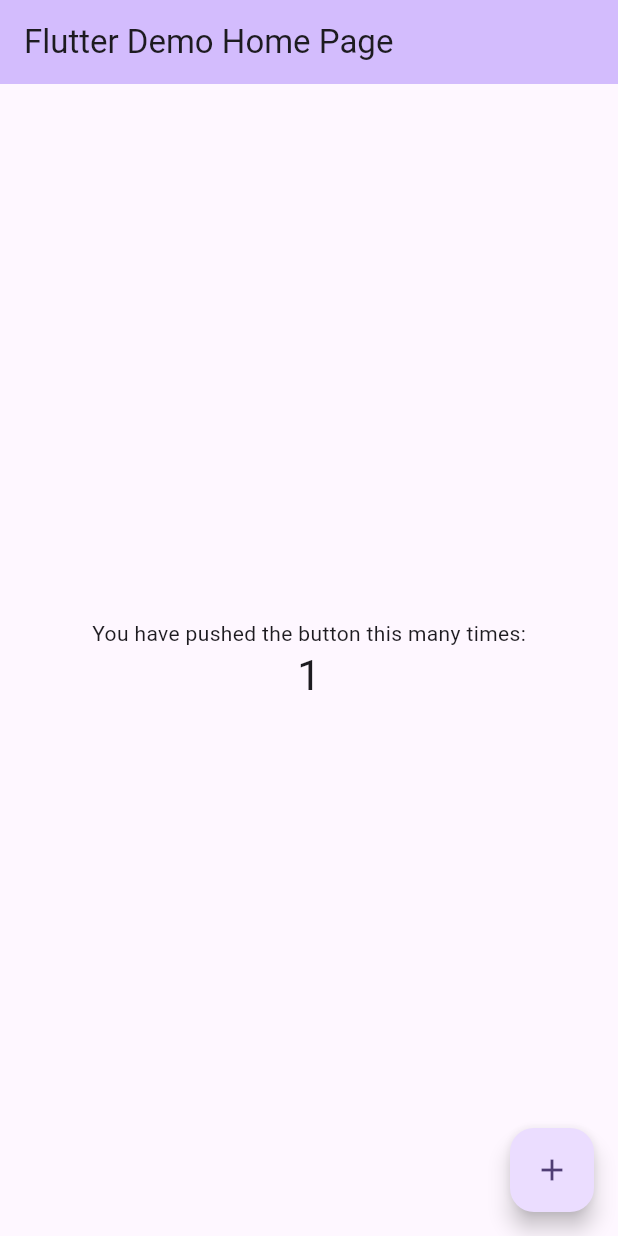
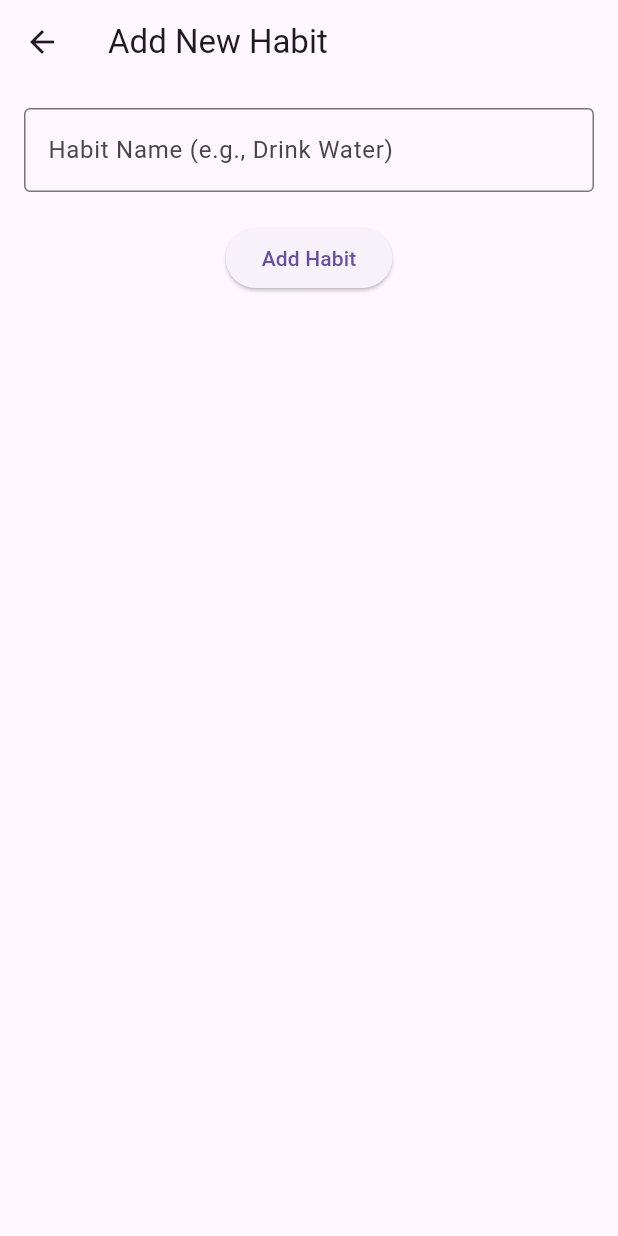
Before and after one commit to N0daF/habit_track, a Flutter app: the screen it shows after launch, after a tap on the "add" icon, on a phone screen of 412 x 824 dp. Run offline on Flutter 3.47's test engine with Material 3 defaults, Android fonts, the phone set to English and light mode, and no system bars; our stand-ins replace sqflite; accounts and stored records are empty.

Commit message:
first look

```diff
--- a/lib/main.dart
+++ b/lib/main.dart
@@ -1,122 +1,32 @@
 import 'package:flutter/material.dart';
+import 'package:provider/provider.dart';
+import 'screens/home_screen.dart';
+import 'screens/add_habit_screen.dart';
+import 'providers/habit_provider.dart';
 
 void main() {
-  runApp(const MyApp());
+  runApp(
+    ChangeNotifierProvider(
+      create: (context) => HabitProvider(),
+      child: MyApp(),
+    ),
+  );
 }
 
 class MyApp extends StatelessWidget {
-  const MyApp({super.key});
-
-  // This widget is the root of your application.
   @override
   Widget build(BuildContext context) {
     return MaterialApp(
-      title: 'Flutter Demo',
+      title: 'Habit Tracker',
       theme: ThemeData(
-        // This is the theme of your application.
-        //
-        // TRY THIS: Try running your application with "flutter run". You'll see
-        // the application has a purple toolbar. Then, without quitting the app,
-        // try changing the seedColor in the colorScheme below to Colors.green
-        // and then invoke "hot reload" (save your changes or press the "hot
-        // reload" button in a Flutter-supported IDE, or press "r" if you used
-        // the command line to start the app).
-        //
-        // Notice that the counter didn't reset back to zero; the application
-        // state is not lost during the reload. To reset the state, use hot
-        // restart instead.
-        //
-        // This works for code too, not just values: Most code changes can be
-        // tested with just a hot reload.
-        colorScheme: ColorScheme.fromSeed(seedColor: Colors.deepPurple),
+        primarySwatch: Colors.blue,
+        visualDensity: VisualDensity.adaptivePlatformDensity,
       ),
-      home: const MyHomePage(title: 'Flutter Demo Home Page'),
+      initialRoute: '/',
+      routes: {
+        '/': (context) => HomeScreen(),
+        '/add-habit': (context) => AddHabitScreen(),
+      },
     );
   }
 }
-
-class MyHomePage extends StatefulWidget {
-  const MyHomePage({super.key, required this.title});
-
-  // This widget is the home page of your application. It is stateful, meaning
-  // that it has a State object (defined below) that contains fields that affect
-  // how it looks.
-
-  // This class is the configuration for the state. It holds the values (in this
-  // case the title) provided by the parent (in this case the App widget) and
-  // used by the build method of the State. Fields in a Widget subclass are
-  // always marked "final".
-
-  final String title;
-
-  @override
-  State<MyHomePage> createState() => _MyHomePageState();
-}
-
-class _MyHomePageState extends State<MyHomePage> {
-  int _counter = 0;
-
-  void _incrementCounter() {
-    setState(() {
-      // This call to setState tells the Flutter framework that something has
-      // changed in this State, which causes it to rerun the build method below
-      // so that the display can reflect the updated values. If we changed
-      // _counter without calling setState(), then the build method would not be
-      // called again, and so nothing would appear to happen.
-      _counter++;
-    });
-  }
-
-  @override
-  Widget build(BuildContext context) {
-    // This method is rerun every time setState is called, for instance as done
-    // by the _incrementCounter method above.
-    //
-    // The Flutter framework has been optimized to make rerunning build methods
-    // fast, so that you can just rebuild anything that needs updating rather
-    // than having to individually change instances of widgets.
-    return Scaffold(
-      appBar: AppBar(
-        // TRY THIS: Try changing the color here to a specific color (to
-        // Colors.amber, perhaps?) and trigger a hot reload to see the AppBar
-        // change color while the other colors stay the same.
-        backgroundColor: Theme.of(context).colorScheme.inversePrimary,
-        // Here we take the value from the MyHomePage object that was created by
-        // the App.build method, and use it to set our appbar title.
-        title: Text(widget.title),
-      ),
-      body: Center(
-        // Center is a layout widget. It takes a single child and positions it
-        // in the middle of the parent.
-        child: Column(
-          // Column is also a layout widget. It takes a list of children and
-          // arranges them vertically. By default, it sizes itself to fit its
-          // children horizontally, and tries to be as tall as its parent.
-          //
-          // Column has various properties to control how it sizes itself and
-          // how it positions its children. Here we use mainAxisAlignment to
-          // center the children vertically; the main axis here is the vertical
-          // axis because Columns are vertical (the cross axis would be
-          // horizontal).
-          //
-          // TRY THIS: Invoke "debug painting" (choose the "Toggle Debug Paint"
-          // action in the IDE, or press "p" in the console), to see the
-          // wireframe for each widget.
-          mainAxisAlignment: MainAxisAlignment.center,
-          children: <Widget>[
-            const Text('You have pushed the button this many times:'),
-            Text(
-              '$_counter',
-              style: Theme.of(context).textTheme.headlineMedium,
-            ),
-          ],
-        ),
-      ),
-      floatingActionButton: FloatingActionButton(
-        onPressed: _incrementCounter,
-        tooltip: 'Increment',
-        child: const Icon(Icons.add),
-      ), // This trailing comma makes auto-formatting nicer for build methods.
-    );
-  }
-}
--- /dev/null
+++ b/lib/models/habit.dart
@@ -0,0 +1,23 @@
+class Habit {
+  final int? id;
+  final String name;
+  final double progress;
+
+  Habit({this.id, required this.name, required this.progress});
+
+  Map<String, dynamic> toMap() {
+    return {
+      'id': id,
+      'name': name,
+      'progress': progress,
+    };
+  }
+
+  factory Habit.fromMap(Map<String, dynamic> map) {
+    return Habit(
+      id: map['id'],
+      name: map['name'],
+      progress: map['progress'],
+    );
+  }
+}
--- /dev/null
+++ b/lib/providers/habit_provider.dart
@@ -0,0 +1,31 @@
+import 'package:flutter/material.dart';
+import '../models/habit.dart';
+import '../services/database_helper.dart';
+
+class HabitProvider with ChangeNotifier {
+  List<Habit> _habits = [];
+
+  List<Habit> get habits => _habits;
+
+  HabitProvider() {
+    fetchHabits();
+  }
+
+  Future<void> fetchHabits() async {
+    _habits = await DatabaseHelper.instance.getHabits();
+    notifyListeners();
+  }
+
+  Future<void> addHabit(String name) async {
+    final habit = Habit(name: name, progress: 0.0);
+    await DatabaseHelper.instance.insertHabit(habit);
+    await fetchHabits();
+  }
+
+  Future<void> updateProgress(int id, double progress) async {
+    final habit = _habits.firstWhere((h) => h.id == id);
+    final updatedHabit = Habit(id: habit.id, name: habit.name, progress: progress);
+    await DatabaseHelper.instance.updateHabit(updatedHabit);
+    await fetchHabits();
+  }
+}
--- /dev/null
+++ b/lib/screens/add_habit_screen.dart
@@ -0,0 +1,42 @@
+import 'package:flutter/material.dart';
+import 'package:provider/provider.dart';
+import '../providers/habit_provider.dart';
+
+class AddHabitScreen extends StatelessWidget {
+  final TextEditingController _controller = TextEditingController();
+
+  @override
+  Widget build(BuildContext context) {
+    final habitProvider = Provider.of<HabitProvider>(context, listen: false);
+
+    return Scaffold(
+      appBar: AppBar(
+        title: Text('Add New Habit'),
+      ),
+      body: Padding(
+        padding: EdgeInsets.all(16.0),
+        child: Column(
+          children: [
+            TextField(
+              controller: _controller,
+              decoration: InputDecoration(
+                labelText: 'Habit Name (e.g., Drink Water)',
+                border: OutlineInputBorder(),
+              ),
+            ),
+            SizedBox(height: 20),
+            ElevatedButton(
+              onPressed: () {
+                if (_controller.text.isNotEmpty) {
+                  habitProvider.addHabit(_controller.text);
+                  Navigator.pop(context);
+                }
+              },
+              child: Text('Add Habit'),
+            ),
+          ],
+        ),
+      ),
+    );
+  }
+}
--- /dev/null
+++ b/lib/screens/home_screen.dart
@@ -0,0 +1,31 @@
+import 'package:flutter/material.dart';
+import 'package:provider/provider.dart';
+import '../providers/habit_provider.dart';
+import '../widgets/habit_tile.dart';
+
+class HomeScreen extends StatelessWidget {
+  @override
+  Widget build(BuildContext context) {
+    final habitProvider = Provider.of<HabitProvider>(context);
+
+    return Scaffold(
+      appBar: AppBar(
+        title: Text('Habit Tracker'),
+      ),
+      body: habitProvider.habits.isEmpty
+          ? Center(child: Text('No habits yet. Add one!'))
+          : ListView.builder(
+              itemCount: habitProvider.habits.length,
+              itemBuilder: (context, index) {
+                return HabitTile(habit: habitProvider.habits[index]);
+              },
+            ),
+      floatingActionButton: FloatingActionButton(
+        onPressed: () {
+          Navigator.pushNamed(context, '/add-habit');
+        },
+        child: Icon(Icons.add),
+      ),
+    );
+  }
+}
--- /dev/null
+++ b/lib/services/database_helper.dart
@@ -0,0 +1,53 @@
+import 'package:sqflite/sqflite.dart';
+import 'package:path/path.dart';
+import '../models/habit.dart';
+
+class DatabaseHelper {
+  static final DatabaseHelper instance = DatabaseHelper._init();
+  static Database? _database;
+
+  DatabaseHelper._init();
+
+  Future<Database> get database async {
+    if (_database != null) return _database!;
+    _database = await _initDB('habits.db');
+    return _database!;
+  }
+
+  Future<Database> _initDB(String filePath) async {
+    final dbPath = await getDatabasesPath();
+    final path = join(dbPath, filePath);
+    return await openDatabase(path, version: 1, onCreate: _createDB);
+  }
+
+  Future _createDB(Database db, int version) async {
+    await db.execute('''
+      CREATE TABLE habits (
+        id INTEGER PRIMARY KEY AUTOINCREMENT,
+        name TEXT NOT NULL,
+        progress REAL NOT NULL
+      )
+    ''');
+  }
+
+  Future<void> insertHabit(Habit habit) async {
+    final db = await database;
+    await db.insert('habits', habit.toMap());
+  }
+
+  Future<List<Habit>> getHabits() async {
+    final db = await database;
+    final result = await db.query('habits');
+    return result.map((json) => Habit.fromMap(json)).toList();
+  }
+
+  Future<void> updateHabit(Habit habit) async {
+    final db = await database;
+    await db.update(
+      'habits',
+      habit.toMap(),
+      where: 'id = ?',
+      whereArgs: [habit.id],
+    );
+  }
+}
--- /dev/null
+++ b/lib/widgets/habit_tile.dart
@@ -0,0 +1,39 @@
+import 'package:flutter/material.dart';
+import 'package:provider/provider.dart';
+import '../models/habit.dart';
+import '../providers/habit_provider.dart';
+
+class HabitTile extends StatelessWidget {
+  final Habit habit;
+
+  HabitTile({required this.habit});
+
+  @override
+  Widget build(BuildContext context) {
+    final habitProvider = Provider.of<HabitProvider>(context, listen: false);
+
+    return Card(
+      margin: EdgeInsets.symmetric(vertical: 8, horizontal: 16),
+      child: ListTile(
+        title: Text(habit.name),
+        subtitle: Text('Progress: ${habit.progress.toStringAsFixed(1)}%'),
+        trailing: SizedBox(
+          width: 100,
+          child: Row(
+            mainAxisAlignment: MainAxisAlignment.end,
+            children: [
+              IconButton(
+                icon: Icon(Icons.add_circle, color: Colors.green),
+                onPressed: () {
+                  double newProgress = habit.progress + 10;
+                  if (newProgress > 100) newProgress = 100;
+                  habitProvider.updateProgress(habit.id!, newProgress);
+                },
+              ),
+            ],
+          ),
+        ),
+      ),
+    );
+  }
+}
--- a/pubspec.yaml
+++ b/pubspec.yaml
@@ -34,6 +34,10 @@ dependencies:
   # The following adds the Cupertino Icons font to your application.
   # Use with the CupertinoIcons class for iOS style icons.
   cupertino_icons: ^1.0.8
+  sqflite: ^2.4.2
+  provider: ^6.1.2
+  path: ^1.9.1
+  flutter_local_notifications: ^19.0.0
 
 dev_dependencies:
   flutter_test:
```
Also changed, not shown: 1 other file.
